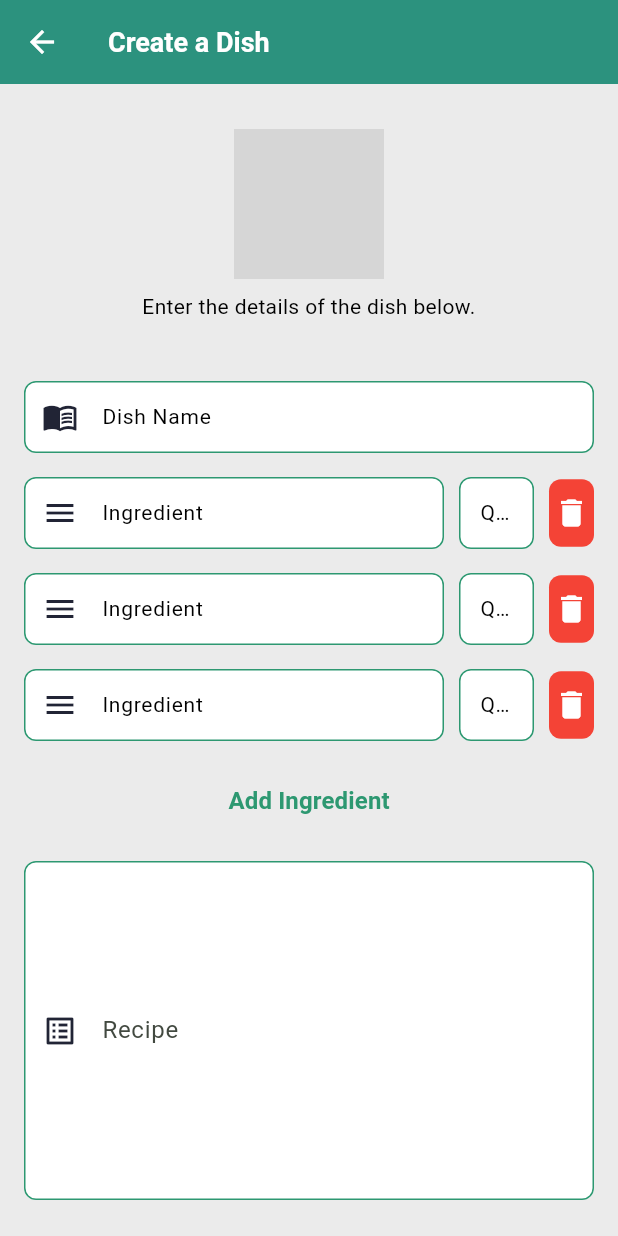
After one commit to jjesuscastro/Victu, a Flutter app: the CreateMeal screen opened directly, on a phone screen of 412 x 824 dp. The commit adds this screen. Run offline on Flutter 3.47's test engine with Material 2 defaults, Android fonts, the phone set to English and light mode, and no system bars; our stand-ins replace expandable, firebase_auth, firebase_core, firebase_database, google_sign_in; missing offline and left inert: philippines_rpcmb; accounts and stored records are empty; network calls fail; grey boxes are pictures that could not be loaded.

Commit message:
add create meal

```diff
--- a/lib/screens/registration.dart
+++ b/lib/screens/registration.dart
@@ -48,6 +48,19 @@ class _RegistrationState extends State<Registration> {
     super.initState();
     nameController.text = widget._user.displayName!;
     emailController.text = widget._user.email!;
+  }
+
+  @override
+  void dispose() {
+    nameController.dispose();
+    emailController.dispose();
+    ageController.dispose();
+    heightController.dispose();
+    weightController.dispose();
+    contactNumberController.dispose();
+    canteenNameController.dispose();
+
+    super.dispose();
   }
 
   //! Unused function, keeping in case a logout button will be added
--- /dev/null
+++ b/lib/screens/vendor/create_meal.dart
@@ -0,0 +1,422 @@
+///File download from FlutterViz- Drag and drop a tools. For more details visit https://flutterviz.io/
+
+import 'package:flutter/material.dart';
+import 'package:flutter/services.dart';
+
+class CreateMeal extends StatefulWidget {
+  const CreateMeal({super.key});
+
+  @override
+  State<CreateMeal> createState() => _CreateMealState();
+}
+
+class _CreateMealState extends State<CreateMeal> {
+  TextEditingController dishNameController = TextEditingController();
+  TextEditingController recipeController = TextEditingController();
+  List<TextEditingController> ingredientControllers =
+      List<TextEditingController>.empty(growable: true);
+  List<TextEditingController> quantityControllers =
+      List<TextEditingController>.empty(growable: true);
+
+  @override
+  void initState() {
+    ingredientControllers.add(TextEditingController());
+    ingredientControllers.add(TextEditingController());
+    ingredientControllers.add(TextEditingController());
+    quantityControllers.add(TextEditingController());
+    quantityControllers.add(TextEditingController());
+    quantityControllers.add(TextEditingController());
+    super.initState();
+  }
+
+  @override
+  void dispose() {
+    for (var element in ingredientControllers) {
+      element.dispose();
+    }
+
+    for (var element in quantityControllers) {
+      element.dispose();
+    }
+
+    super.dispose();
+  }
+
+  createIngredient() {
+    ingredientControllers.add(TextEditingController());
+    quantityControllers.add(TextEditingController());
+  }
+
+  deleteIngredient(TextEditingController ingredientController,
+      TextEditingController quantityController) {
+    setState(() {
+      ingredientControllers.remove(ingredientController);
+      quantityControllers.remove(quantityController);
+    });
+  }
+
+  @override
+  Widget build(BuildContext context) {
+    return Scaffold(
+      backgroundColor: const Color(0xffebebeb),
+      appBar: AppBar(
+        elevation: 4,
+        centerTitle: false,
+        automaticallyImplyLeading: false,
+        backgroundColor: const Color(0xff2b9685),
+        shape: const RoundedRectangleBorder(
+          borderRadius: BorderRadius.zero,
+        ),
+        title: const Text(
+          "Create a Dish",
+          style: TextStyle(
+            fontWeight: FontWeight.w700,
+            fontStyle: FontStyle.normal,
+            fontSize: 18,
+            color: Color(0xffffffff),
+          ),
+        ),
+        leading: IconButton(
+          icon: const Icon(Icons.arrow_back, color: Colors.white),
+          onPressed: () => Navigator.of(context).pop(),
+        ),
+      ),
+      body: Padding(
+        padding: const EdgeInsets.fromLTRB(16, 30, 16, 16),
+        child: SingleChildScrollView(
+          child: Column(
+            mainAxisAlignment: MainAxisAlignment.start,
+            crossAxisAlignment: CrossAxisAlignment.center,
+            mainAxisSize: MainAxisSize.max,
+            children: [
+              ///***If you have exported images you must have to copy those images in assets/images directory.
+              const Image(
+                image: NetworkImage(
+                    "https://cdn1.iconfinder.com/data/icons/image-files-11/24/image_add_photo_image_files_color_shadow_f-256.png"),
+                height: 100,
+                width: 100,
+                fit: BoxFit.cover,
+              ),
+              const Padding(
+                padding: EdgeInsets.fromLTRB(0, 8, 0, 0),
+                child: Text(
+                  "Enter the details of the dish below.",
+                  textAlign: TextAlign.center,
+                  overflow: TextOverflow.clip,
+                  style: TextStyle(
+                    fontWeight: FontWeight.w400,
+                    fontStyle: FontStyle.normal,
+                    fontSize: 14,
+                    color: Color(0xff000000),
+                  ),
+                ),
+              ),
+              Padding(
+                padding: const EdgeInsets.fromLTRB(0, 40, 0, 0),
+                child: TextField(
+                  controller: dishNameController,
+                  obscureText: false,
+                  textAlign: TextAlign.start,
+                  maxLines: 1,
+                  style: const TextStyle(
+                    fontWeight: FontWeight.w400,
+                    fontStyle: FontStyle.normal,
+                    fontSize: 14,
+                    color: Color(0xff000000),
+                  ),
+                  decoration: InputDecoration(
+                    disabledBorder: OutlineInputBorder(
+                      borderRadius: BorderRadius.circular(8.0),
+                      borderSide:
+                          const BorderSide(color: Color(0xff2d9871), width: 1),
+                    ),
+                    focusedBorder: OutlineInputBorder(
+                      borderRadius: BorderRadius.circular(8.0),
+                      borderSide:
+                          const BorderSide(color: Color(0xff2d9871), width: 1),
+                    ),
+                    enabledBorder: OutlineInputBorder(
+                      borderRadius: BorderRadius.circular(8.0),
+                      borderSide:
+                          const BorderSide(color: Color(0xff2d9871), width: 1),
+                    ),
+                    hintText: "Dish Name",
+                    hintStyle: const TextStyle(
+                      fontWeight: FontWeight.w400,
+                      fontStyle: FontStyle.normal,
+                      fontSize: 14,
+                      color: Color(0xff000000),
+                    ),
+                    filled: true,
+                    fillColor: const Color(0xffffffff),
+                    isDense: false,
+                    contentPadding:
+                        const EdgeInsets.symmetric(vertical: 8, horizontal: 12),
+                    prefixIcon: const Icon(Icons.menu_book,
+                        color: Color(0xff212435), size: 24),
+                  ),
+                ),
+              ),
+              ListView.builder(
+                  physics: const NeverScrollableScrollPhysics(),
+                  scrollDirection: Axis.vertical,
+                  shrinkWrap: true,
+                  itemCount: ingredientControllers.length,
+                  itemBuilder: (BuildContext context, int index) {
+                    return IngredientEntry(
+                      ingredientController:
+                          ingredientControllers.elementAt(index),
+                      quantityController: quantityControllers.elementAt(index),
+                      deleteCallback: deleteIngredient,
+                    );
+                  }),
+              Padding(
+                padding: const EdgeInsets.fromLTRB(0, 16, 0, 0),
+                child: MaterialButton(
+                  onPressed: () {
+                    setState(() {
+                      createIngredient();
+                    });
+                  },
+                  elevation: 0,
+                  shape: RoundedRectangleBorder(
+                    borderRadius: BorderRadius.circular(8.0),
+                  ),
+                  padding: const EdgeInsets.all(10),
+                  textColor: const Color(0xff2d9871),
+                  height: 25,
+                  minWidth: MediaQuery.of(context).size.width,
+                  child: const Text(
+                    "Add Ingredient",
+                    style: TextStyle(
+                      fontSize: 16,
+                      fontWeight: FontWeight.w700,
+                      fontStyle: FontStyle.normal,
+                    ),
+                  ),
+                ),
+              ),
+              Padding(
+                padding: const EdgeInsets.fromLTRB(0, 16, 0, 0),
+                child: TextField(
+                  controller: recipeController,
+                  textAlign: TextAlign.start,
+                  maxLines: null,
+                  minLines: 10,
+                  keyboardType: TextInputType.multiline,
+                  style: const TextStyle(
+                    fontWeight: FontWeight.w400,
+                    fontStyle: FontStyle.normal,
+                    fontSize: 14,
+                    color: Color(0xff000000),
+                  ),
+                  decoration: InputDecoration(
+                    disabledBorder: OutlineInputBorder(
+                      borderRadius: BorderRadius.circular(8.0),
+                      borderSide:
+                          const BorderSide(color: Color(0xff2d9871), width: 1),
+                    ),
+                    focusedBorder: OutlineInputBorder(
+                      borderRadius: BorderRadius.circular(8.0),
+                      borderSide:
+                          const BorderSide(color: Color(0xff2d9871), width: 1),
+                    ),
+                    enabledBorder: OutlineInputBorder(
+                      borderRadius: BorderRadius.circular(8.0),
+                      borderSide:
+                          const BorderSide(color: Color(0xff2d9871), width: 1),
+                    ),
+                    label: const Text("Recipe"),
+                    hintStyle: const TextStyle(
+                      fontWeight: FontWeight.w400,
+                      fontStyle: FontStyle.normal,
+                      fontSize: 14,
+                      color: Color(0xff000000),
+                    ),
+                    filled: true,
+                    fillColor: const Color(0xffffffff),
+                    isDense: false,
+                    contentPadding:
+                        const EdgeInsets.symmetric(vertical: 8, horizontal: 12),
+                    prefixIcon: const Icon(Icons.list_alt,
+                        color: Color(0xff212435), size: 24),
+                  ),
+                ),
+              ),
+              Padding(
+                padding: const EdgeInsets.fromLTRB(0, 16, 0, 0),
+                child: MaterialButton(
+                  onPressed: () {},
+                  color: const Color(0xff2d9871),
+                  elevation: 0,
+                  shape: RoundedRectangleBorder(
+                    borderRadius: BorderRadius.circular(8.0),
+                  ),
+                  padding: const EdgeInsets.all(16),
+                  textColor: const Color(0xffffffff),
+                  height: 45,
+                  minWidth: MediaQuery.of(context).size.width,
+                  child: const Text(
+                    "Save",
+                    style: TextStyle(
+                      fontSize: 16,
+                      fontWeight: FontWeight.w700,
+                      fontStyle: FontStyle.normal,
+                    ),
+                  ),
+                ),
+              ),
+            ],
+          ),
+        ),
+      ),
+    );
+  }
+}
+
+class IngredientEntry extends StatelessWidget {
+  const IngredientEntry(
+      {super.key,
+      required this.ingredientController,
+      required this.quantityController,
+      required this.deleteCallback});
+
+  final TextEditingController ingredientController;
+  final TextEditingController quantityController;
+  final Function deleteCallback;
+
+  @override
+  Widget build(BuildContext context) {
+    return Padding(
+      padding: const EdgeInsets.fromLTRB(0, 16, 0, 0),
+      child: Row(
+        mainAxisAlignment: MainAxisAlignment.spaceBetween,
+        crossAxisAlignment: CrossAxisAlignment.center,
+        mainAxisSize: MainAxisSize.max,
+        children: [
+          Expanded(
+            child: Padding(
+              padding: const EdgeInsets.fromLTRB(0, 0, 5, 0),
+              child: TextField(
+                controller: ingredientController,
+                obscureText: false,
+                textAlign: TextAlign.start,
+                maxLines: 1,
+                style: const TextStyle(
+                  fontWeight: FontWeight.w400,
+                  fontStyle: FontStyle.normal,
+                  fontSize: 14,
+                  color: Color(0xff000000),
+                ),
+                decoration: InputDecoration(
+                  disabledBorder: OutlineInputBorder(
+                    borderRadius: BorderRadius.circular(8.0),
+                    borderSide:
+                        const BorderSide(color: Color(0xff2d9871), width: 1),
+                  ),
+                  focusedBorder: OutlineInputBorder(
+                    borderRadius: BorderRadius.circular(8.0),
+                    borderSide:
+                        const BorderSide(color: Color(0xff2d9871), width: 1),
+                  ),
+                  enabledBorder: OutlineInputBorder(
+                    borderRadius: BorderRadius.circular(8.0),
+                    borderSide:
+                        const BorderSide(color: Color(0xff2d9871), width: 1),
+                  ),
+                  hintText: "Ingredient",
+                  hintStyle: const TextStyle(
+                    fontWeight: FontWeight.w400,
+                    fontStyle: FontStyle.normal,
+                    fontSize: 14,
+                    color: Color(0xff000000),
+                  ),
+                  filled: true,
+                  fillColor: const Color(0xffffffff),
+                  isDense: false,
+                  contentPadding:
+                      const EdgeInsets.symmetric(vertical: 8, horizontal: 12),
+                  prefixIcon: const Icon(Icons.menu,
+                      color: Color(0xff212435), size: 24),
+                ),
+              ),
+            ),
+          ),
+          SizedBox(
+            width: 55,
+            child: Padding(
+              padding: const EdgeInsets.fromLTRB(5, 0, 0, 0),
+              child: TextField(
+                keyboardType: TextInputType.number,
+                inputFormatters: <TextInputFormatter>[
+                  FilteringTextInputFormatter.digitsOnly,
+                  LengthLimitingTextInputFormatter(3),
+                ],
+                controller: quantityController,
+                obscureText: false,
+                textAlign: TextAlign.start,
+                maxLines: 1,
+                style: const TextStyle(
+                  fontWeight: FontWeight.w400,
+                  fontStyle: FontStyle.normal,
+                  fontSize: 14,
+                  color: Color(0xff000000),
+                ),
+                decoration: InputDecoration(
+                  disabledBorder: OutlineInputBorder(
+                    borderRadius: BorderRadius.circular(8.0),
+                    borderSide:
+                        const BorderSide(color: Color(0xff2d9871), width: 1),
+                  ),
+                  focusedBorder: OutlineInputBorder(
+                    borderRadius: BorderRadius.circular(8.0),
+                    borderSide:
+                        const BorderSide(color: Color(0xff2d9871), width: 1),
+                  ),
+                  enabledBorder: OutlineInputBorder(
+                    borderRadius: BorderRadius.circular(8.0),
+                    borderSide:
+                        const BorderSide(color: Color(0xff2d9871), width: 1),
+                  ),
+                  hintText: "Qty",
+                  hintStyle: const TextStyle(
+                    fontWeight: FontWeight.w400,
+                    fontStyle: FontStyle.normal,
+                    fontSize: 14,
+                    color: Color(0xff000000),
+                  ),
+                  filled: true,
+                  fillColor: const Color(0xffffffff),
+                  isDense: false,
+                  contentPadding: const EdgeInsets.fromLTRB(10, 8, 10, 8),
+                ),
+              ),
+            ),
+          ),
+          SizedBox(
+            width: 40,
+            child: Padding(
+              padding: const EdgeInsets.fromLTRB(10, 0, 0, 0),
+              child: MaterialButton(
+                onPressed: () {
+                  deleteCallback(ingredientController, quantityController);
+                  FocusManager.instance.primaryFocus?.unfocus();
+                },
+                color: Colors.red,
+                elevation: 0,
+                shape: RoundedRectangleBorder(
+                  borderRadius: BorderRadius.circular(8.0),
+                ),
+                padding: const EdgeInsets.all(0),
+                textColor: const Color(0xffffffff),
+                height: 45,
+                minWidth: MediaQuery.of(context).size.width,
+                child: const Icon(Icons.delete),
+              ),
+            ),
+          ),
+        ],
+      ),
+    );
+  }
+}
--- a/lib/screens/vendor/edit_menu.dart
+++ b/lib/screens/vendor/edit_menu.dart
@@ -3,6 +3,7 @@
 import 'package:expandable/expandable.dart';
 import 'package:flutter/material.dart';
 import 'package:intl/intl.dart';
+import 'package:victu/screens/vendor/create_meal.dart';
 
 class EditMenu extends StatefulWidget {
   const EditMenu({super.key});
@@ -39,7 +40,7 @@ class _EditMenuState extends State<EditMenu> {
           borderRadius: BorderRadius.zero,
         ),
         title: const Text(
-          "Menu For The Week",
+          "Schedule Recipes",
           style: TextStyle(
             fontWeight: FontWeight.w700,
             fontStyle: FontStyle.normal,
@@ -53,9 +54,10 @@ class _EditMenuState extends State<EditMenu> {
         ),
       ),
       floatingActionButton: FloatingActionButton(
-        onPressed: () {
-          // Add your onPressed code here!
-        },
+        onPressed: () => Navigator.push(
+          context,
+          MaterialPageRoute(builder: (context) => const CreateMeal()),
+        ),
         shape: const CircleBorder(),
         backgroundColor: const Color(0xff2d9871),
         foregroundColor: Colors.white,
```
